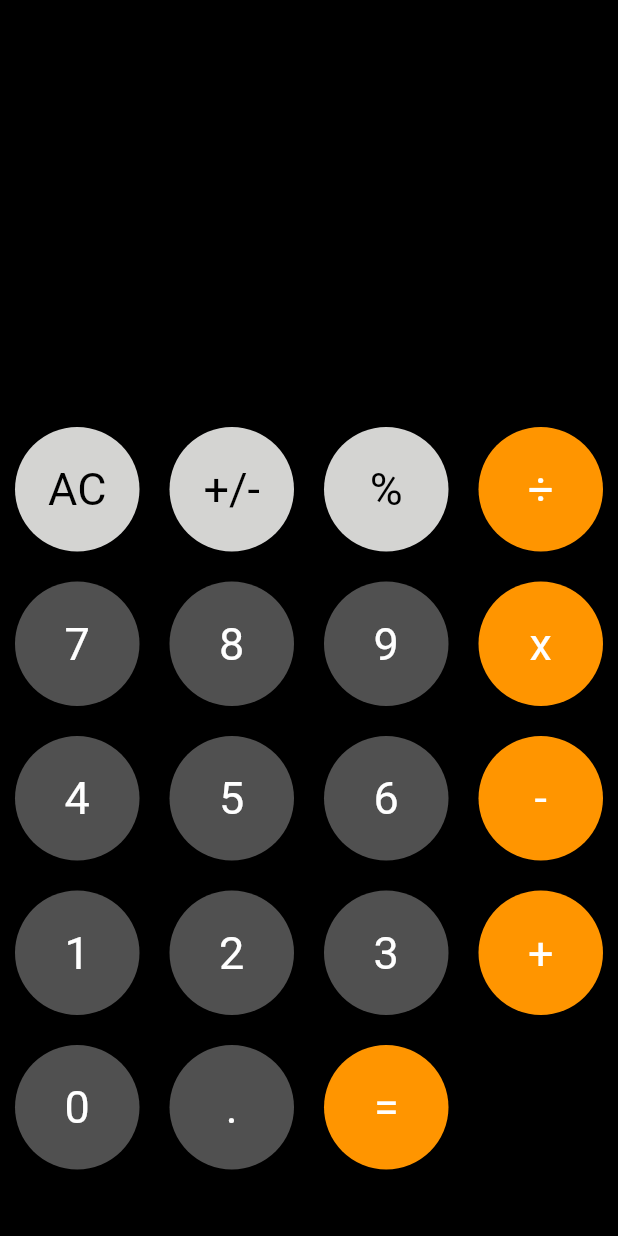
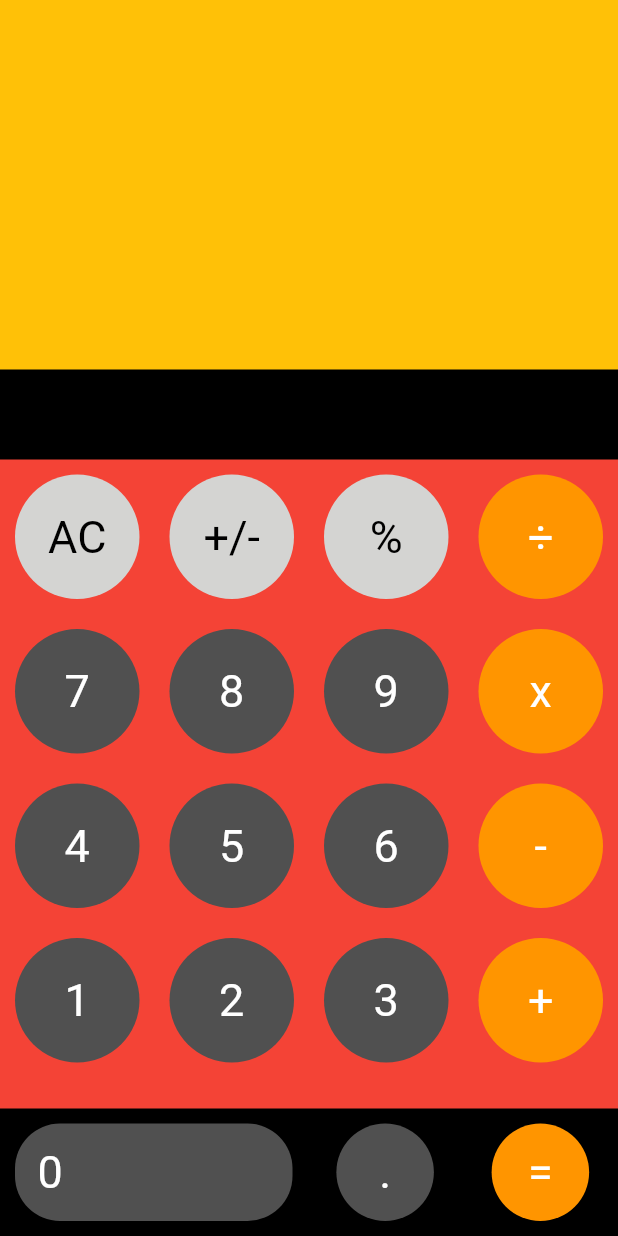
Before and after one commit to selimokten/calculator, a Flutter app: the screen it shows after launch, on a phone screen of 412 x 824 dp. Run offline on Flutter 3.47's test engine with Material 2 defaults, Android fonts, the phone set to English and light mode, and no system bars.

Commit message:
Files Upload

```diff
--- /dev/null
+++ b/lib/components/my_second_button.dart
@@ -0,0 +1,30 @@
+import 'package:flutter/material.dart';
+
+class MySecondButton extends StatelessWidget {
+  MySecondButton({required this.color, required this.buttonText, required this.style, required this.onTap});
+
+  final color;
+  final String buttonText;
+  final TextStyle style;
+  final VoidCallback onTap;
+
+  @override
+  Widget build(BuildContext context) {
+    return GestureDetector(
+      onTap: onTap,
+      child: Container(
+        width: 185,
+        margin: EdgeInsets.all(10),
+        padding: EdgeInsets.all(15),
+        decoration: BoxDecoration(
+          color: color,
+          borderRadius: BorderRadius.circular(30),
+        ),
+        child: Text(
+          buttonText,
+          style: style,
+        ),
+      ),
+    );
+  }
+}
--- a/lib/constants.dart
+++ b/lib/constants.dart
@@ -1,4 +1,25 @@
 import 'package:flutter/material.dart';
+
+final List<String> buttons = [
+  'AC',
+  '+/-',
+  '%',
+  '÷',
+  '7',
+  '8',
+  '9',
+  'x',
+  '4',
+  '5',
+  '6',
+  '-',
+  '1',
+  '2',
+  '3',
+  '+',
+];
+
+String user_question = '';
 
 const kBackgroundColor = Color(0xFF1C1C1C);
 const kButtonNumbersColor = Color(0xFF505050);
--- a/lib/views/home_view.dart
+++ b/lib/views/home_view.dart
@@ -1,3 +1,4 @@
+import 'package:calculator/components/my_second_button.dart';
 import 'package:flutter/material.dart';
 
 import '../components/my_button.dart';
@@ -11,52 +12,34 @@ class HomeView extends StatefulWidget {
 }
 
 class _HomeViewState extends State<HomeView> {
-  final List<String> buttons = [
-    'AC',
-    '+/-',
-    '%',
-    '÷',
-    '7',
-    '8',
-    '9',
-    'x',
-    '4',
-    '5',
-    '6',
-    '-',
-    '1',
-    '2',
-    '3',
-    '+',
-    '0',
-    '.',
-    '=',
-  ];
-
-  String user_question = '';
-
   @override
   Widget build(BuildContext context) {
     return Scaffold(
       body: Column(
         children: [
+          //Calculater Screen
           Expanded(
             child: Container(
+              color: Colors.amber,
               alignment: Alignment.centerRight,
-            padding: EdgeInsets.only(top: 200.0),
+              padding: EdgeInsets.only(top: 220.0),
               child: Text(
                 user_question,
                 style: kAnswerTextStyle,
               ),
             ),
           ),
+          //Calculater Buttons
           Expanded(
             flex: 2,
             child: Container(
+              color: Colors.red,
+              margin: EdgeInsets.only(top: 60),
               child: GridView.builder(
                 itemCount: buttons.length,
                 gridDelegate: SliverGridDelegateWithFixedCrossAxisCount(
-                    crossAxisCount: 4),
+                  crossAxisCount: 4,
+                ),
                 itemBuilder: (BuildContext context, int index) {
                   if (index == 0 || index == 1 || index == 2) {
                     return MyButton(
@@ -68,6 +51,13 @@ class _HomeViewState extends State<HomeView> {
                       color: kUpOperatorColor,
                       buttonText: buttons[index],
                       style: kUpButtonsStyle,
+                    );
+                  } else if (buttons[index] == '0') {
+                    return MySecondButton(
+                      color: kButtonNumbersColor,
+                      buttonText: '0',
+                      style: kTextStyle,
+                      onTap: (() {}),
                     );
                   } else {
                     return MyButton(
@@ -83,11 +73,38 @@ class _HomeViewState extends State<HomeView> {
                       style: kTextStyle,
                     );
                   }
-                }),
+                },
+              ),
+            ),
+          ),
+          Container(
+            child: Row(
+              children: [
+                MySecondButton(
+                    color: kButtonNumbersColor,
+                    buttonText: '0',
+                    style: kTextStyle,
+                    onTap: (() {})),
+                Expanded(
+                  child: MyButton(
+                      color: kButtonNumbersColor,
+                      buttonText: '.',
+                      style: kTextStyle,
+                      onTap: (() {})),
+                ),
+                Expanded(
+                  child: MyButton(
+                      color: kRightOperatorColor,
+                      buttonText: '=',
+                      style: kTextStyle,
+                      onTap: (() {})),
+                ),
+              ],
             ),
           ),
         ],
-    ));
+      ),
+    );
   }
 
   bool isOperator(String button) {
```
Lines whose indentation alone changed are shown as unchanged.
